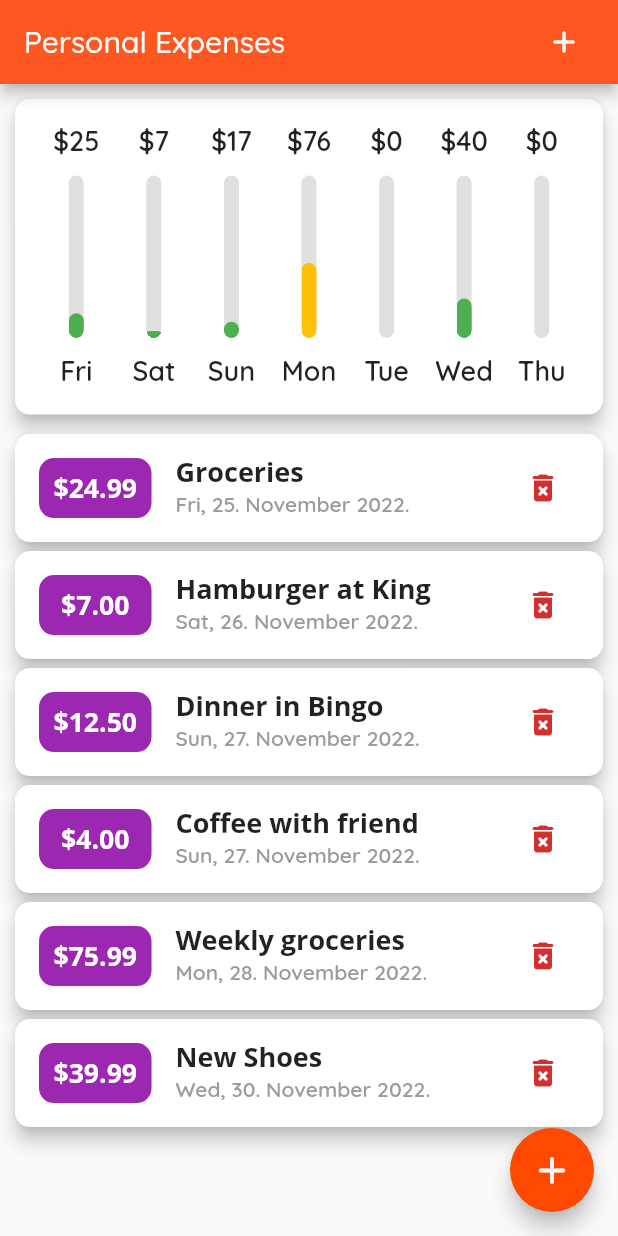
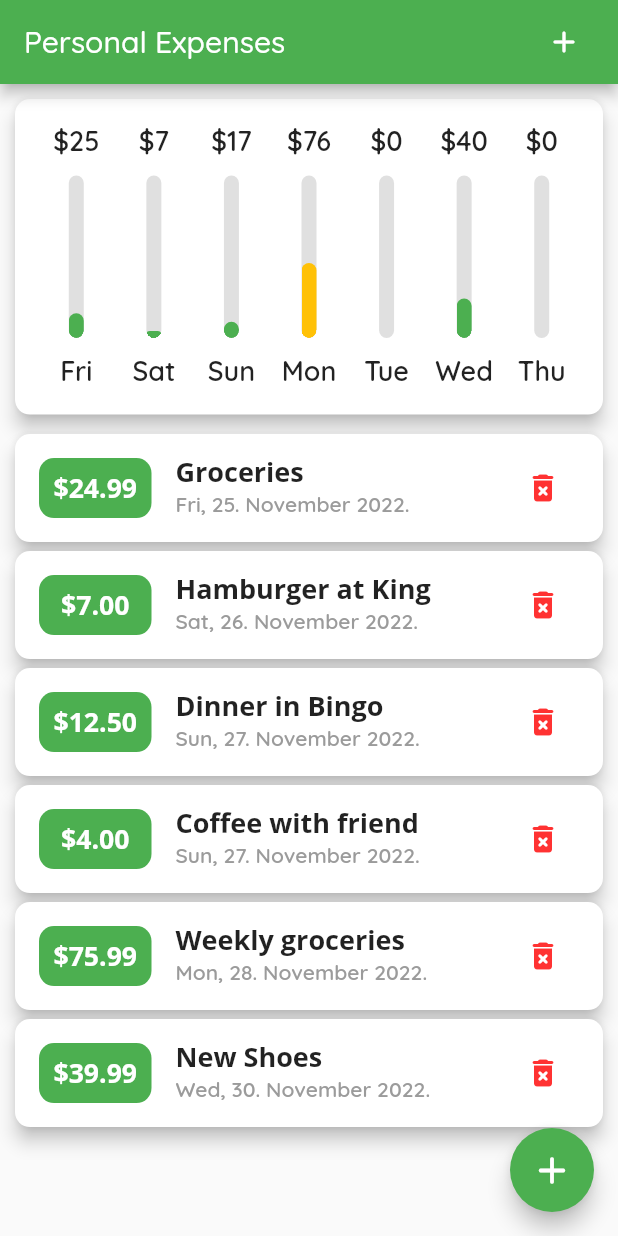
Before and after one commit to Faris-Hadziomerovic/flutter-expenses-tracker, a Flutter app: the screen it shows after launch, on a phone screen of 412 x 824 dp. Run offline on Flutter 3.47's test engine with Material 2 defaults, Android fonts, the phone set to English and light mode, and no system bars.

Commit message:
made some changes to colors

```diff
--- a/lib/main.dart
+++ b/lib/main.dart
@@ -31,21 +31,9 @@ class MyApp extends StatelessWidget {
     final ThemeData lightTheme = ThemeData(
       brightness: Brightness.light,
       // ignore: deprecated_member_use
-      accentColor: Color.fromARGB(255, 255, 72, 0),
+      primarySwatch: Colors.green,
+      errorColor: const Color.fromARGB(255, 255, 50, 50),
       fontFamily: 'QuickSand',
-      primarySwatch: Colors.deepOrange,
-      appBarTheme: AppBarTheme(
-        titleTextStyle: ThemeData.light()
-            .textTheme
-            .copyWith(
-              headline6: TextStyle(
-                fontFamily: 'QuickSand',
-                fontWeight: FontWeight.w500,
-                fontSize: 20,
-              ),
-            )
-            .headline6,
-      ),
       textTheme: ThemeData.light().textTheme.copyWith(
             headline6: TextStyle(
               fontFamily: 'OpenSans',
@@ -60,6 +48,18 @@ class MyApp extends StatelessWidget {
               color: Color.fromARGB(255, 155, 155, 155),
             ),
           ),
+      appBarTheme: AppBarTheme(
+        titleTextStyle: ThemeData.light()
+            .textTheme
+            .copyWith(
+              headline6: TextStyle(
+                fontFamily: 'QuickSand',
+                fontWeight: FontWeight.w500,
+                fontSize: 20,
+              ),
+            )
+            .headline6,
+      ),
       cardTheme: CardTheme(
         elevation: 5,
         shape: RoundedRectangleBorder(
@@ -80,22 +80,11 @@ class MyApp extends StatelessWidget {
     final ThemeData darkTheme = ThemeData(
       brightness: Brightness.dark,
       // ignore: deprecated_member_use
-      accentColor: Color.fromARGB(255, 255, 72, 0),
+      accentColor: Colors.deepOrange,
+      primarySwatch: Colors.deepOrange,
+      errorColor: const Color.fromARGB(255, 255, 50, 50),
       fontFamily: 'QuickSand',
-      primarySwatch: Colors.deepOrange,
-      appBarTheme: AppBarTheme(
-        titleTextStyle: ThemeData.light()
-            .textTheme
-            .copyWith(
-              headline6: TextStyle(
-                fontFamily: 'QuickSand',
-                fontWeight: FontWeight.w500,
-                fontSize: 20,
-              ),
-            )
-            .headline6,
-      ),
-      textTheme: ThemeData.light().textTheme.copyWith(
+      textTheme: ThemeData.dark().textTheme.copyWith(
             headline6: TextStyle(
               fontFamily: 'OpenSans',
               fontWeight: FontWeight.bold,
@@ -109,6 +98,19 @@ class MyApp extends StatelessWidget {
               color: Color.fromARGB(255, 155, 155, 155),
             ),
           ),
+      appBarTheme: AppBarTheme(
+        titleTextStyle: ThemeData.light()
+            .textTheme
+            .copyWith(
+              headline6: TextStyle(
+                fontFamily: 'QuickSand',
+                fontWeight: FontWeight.w500,
+                fontSize: 20,
+              ),
+            )
+            .headline6,
+      ),
+
       cardTheme: CardTheme(
         elevation: 5,
         shape: RoundedRectangleBorder(
--- a/lib/widgets/transaction_list.dart
+++ b/lib/widgets/transaction_list.dart
@@ -15,25 +15,25 @@ class TransactionList extends StatelessWidget {
     return Container(
       child: transactions.isEmpty
           ? const NoTransactionsFound()
-          : ListView(
-              children: transactions.reversed.map((transaction) {
+          : ListView.builder(
+              itemCount: transactions.length,
+              itemBuilder: (ctx, index) {
+                final transaction = transactions[transactions.length - 1 - index];
                 return TransactionListItem(
                   key: ValueKey(transaction.id),
                   transaction: transaction,
                   deleteTransaction: deleteTransaction,
                 );
-              }).toList(),
+              },
             ),
-      // : ListView.builder(
-      //     itemCount: transactions.length,
-      //     itemBuilder: (ctx, index) {
-      //       final transaction = transactions[transactions.length - 1 - index];
+      // : ListView(
+      //     children: transactions.reversed.map((transaction) {
       //       return TransactionListItem(
-      //         key: transaction.key,
+      //         key: ValueKey(transaction.id),
       //         transaction: transaction,
       //         deleteTransaction: deleteTransaction,
       //       );
-      //     },
+      //     }).toList(),
       //   ),
     );
   }
--- a/lib/widgets/transaction_list_item.dart
+++ b/lib/widgets/transaction_list_item.dart
@@ -1,11 +1,9 @@
-import 'dart:math';
-
 import 'package:flutter/material.dart';
 import 'package:intl/intl.dart';
 
 import '../models/transaction.dart';
 
-class TransactionListItem extends StatefulWidget {
+class TransactionListItem extends StatelessWidget {
   const TransactionListItem({
     Key key,
     @required this.transaction,
@@ -14,25 +12,6 @@ class TransactionListItem extends StatefulWidget {
 
   final Transaction transaction;
   final Function deleteTransaction;
-
-  @override
-  State<TransactionListItem> createState() => _TransactionListItemState();
-}
-
-class _TransactionListItemState extends State<TransactionListItem> {
-  Color _bgColor;
-
-  @override
-  void initState() {
-    super.initState();
-    const colors = [
-      Colors.purple,
-      Colors.green,
-      Colors.red,
-      Colors.blue,
-    ];
-    _bgColor = colors[Random().nextInt(4)];
-  }
 
   @override
   Widget build(BuildContext context) {
@@ -56,12 +35,12 @@ class _TransactionListItemState extends State<TransactionListItem> {
           height: 40,
           padding: const EdgeInsets.all(8.0),
           decoration: BoxDecoration(
-            color: _bgColor,
+            color: Theme.of(context).accentColor,
             borderRadius: const BorderRadius.all(Radius.circular(10)),
           ),
           child: FittedBox(
             child: Text(
-              '\$${widget.transaction.amount.toStringAsFixed(2)}',
+              '\$${transaction.amount.toStringAsFixed(2)}',
               style: Theme.of(context).textTheme.headline6.copyWith(
                     fontSize: 17,
                     color: Colors.white,
@@ -70,15 +49,15 @@ class _TransactionListItemState extends State<TransactionListItem> {
           ),
         ),
         title: Text(
-          widget.transaction.title,
+          transaction.title,
           style: Theme.of(context).textTheme.headline6,
         ),
         subtitle: Text(
-          DateFormat('E, dd. MMMM yyyy.').format(widget.transaction.date),
+          DateFormat('E, dd. MMMM yyyy.').format(transaction.date),
         ),
         trailing: MediaQuery.of(context).size.width > 450
             ? TextButton.icon(
-                onPressed: () => widget.deleteTransaction(widget.transaction),
+                onPressed: () => deleteTransaction(transaction),
                 icon: const Icon(Icons.delete_forever_rounded),
                 label: const Text('Remove'),
                 style: ButtonStyle(
@@ -88,7 +67,7 @@ class _TransactionListItemState extends State<TransactionListItem> {
                 ),
               )
             : IconButton(
-                onPressed: () => widget.deleteTransaction(widget.transaction),
+                onPressed: () => deleteTransaction(transaction),
                 icon: Icon(
                   Icons.delete_forever_rounded,
                   color: Theme.of(context).errorColor,
```
